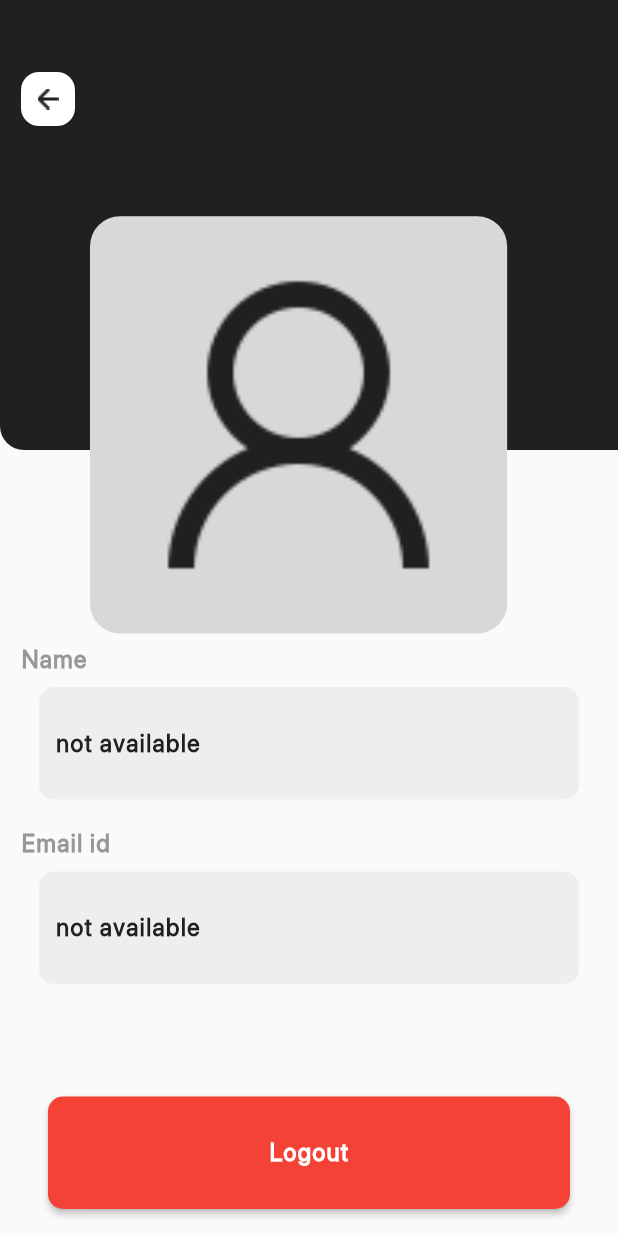
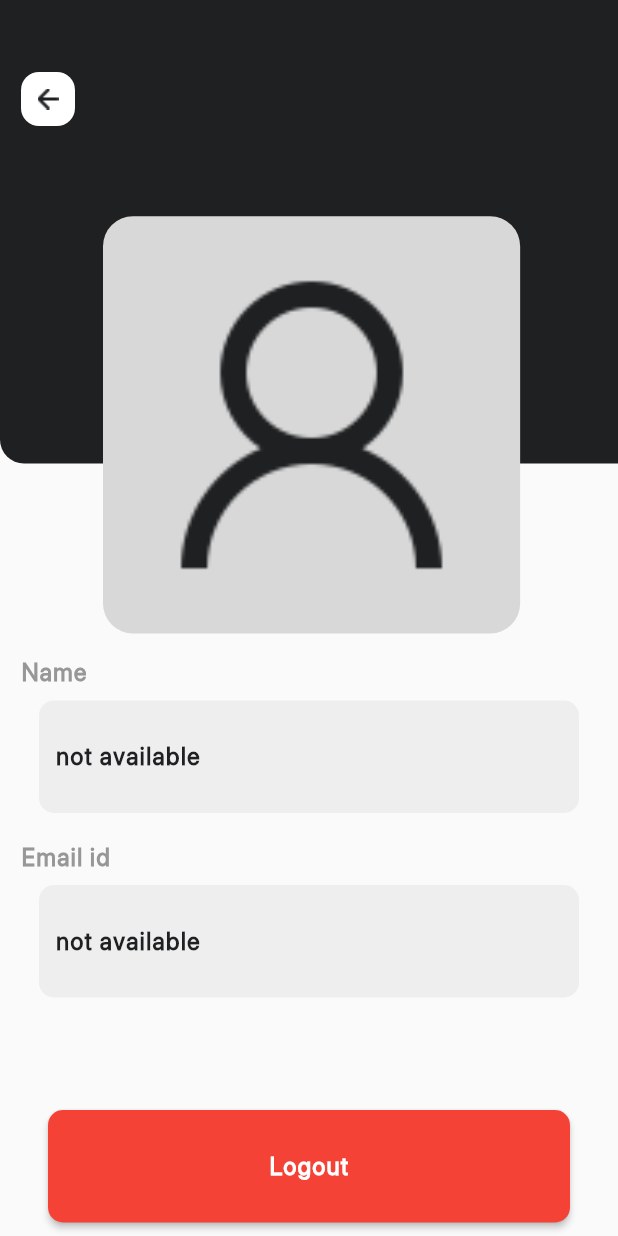
Before and after one commit to subramanian42/shopsavvy, a Flutter app: the ProfileScreen screen opened by its route, on a phone screen of 412 x 824 dp. Run offline on Flutter 3.47's test engine with Material 2 defaults, Android fonts, the light colour scheme and no system bars; our stand-ins replace cloud_functions, firebase_auth, firebase_core, flutter_bloc, go_router, google_sign_in; missing offline and left inert: flutter_facebook_auth, linkedin_login; accounts and stored records are empty; network calls fail; project files that could hold a hidden picture were left out.

Commit message:
fix: provide value based on screen size

```diff
--- a/lib/presentation/profile/view/profile_screen.dart
+++ b/lib/presentation/profile/view/profile_screen.dart
@@ -49,12 +49,12 @@ class _ProfileScreenState extends State<ProfileScreen> {
                       children: [
                         Background(
                           constraints: constraints,
-                          height: 300,
+                          height: constraints.maxHeight * 0.375,
                         ),
                         CustomBackButton(),
                         Positioned(
                           top: constraints.maxHeight * 0.175,
-                          left: 60,
+                          left: constraints.maxWidth * 1 / 6,
                           child: Container(
                             decoration: BoxDecoration(
                               color: Color(0xffD8D8D8),
```
